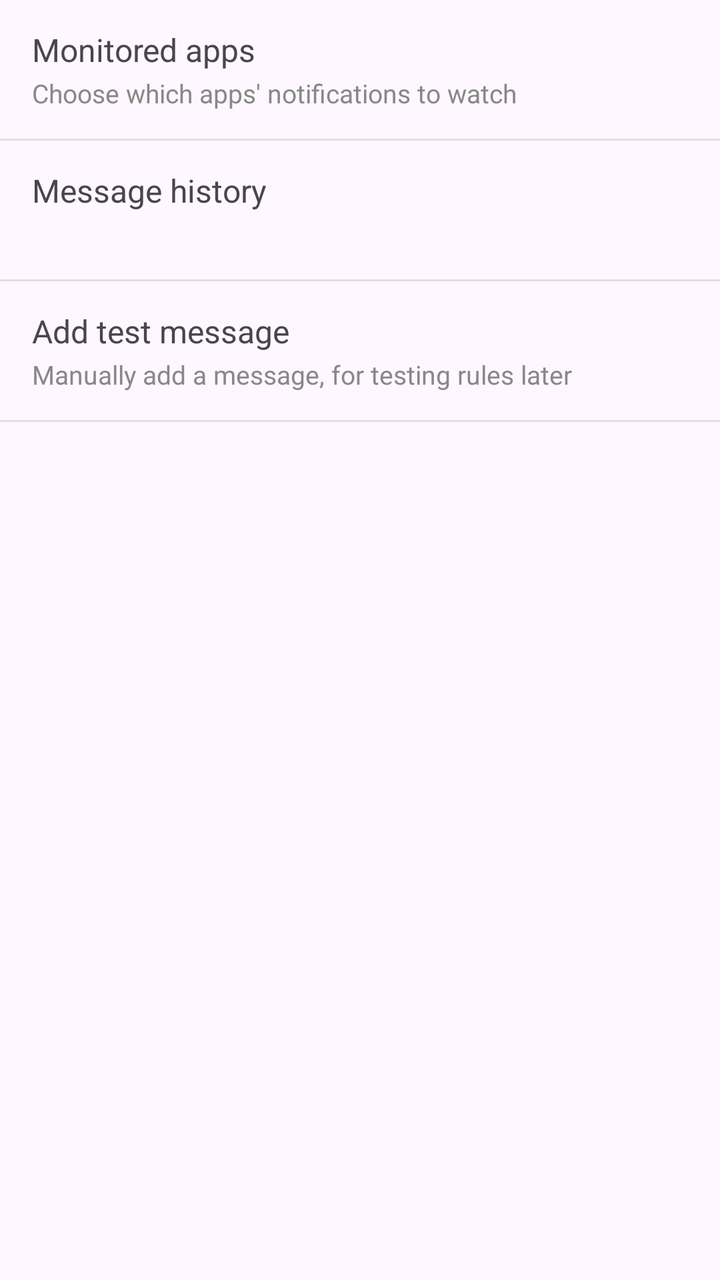
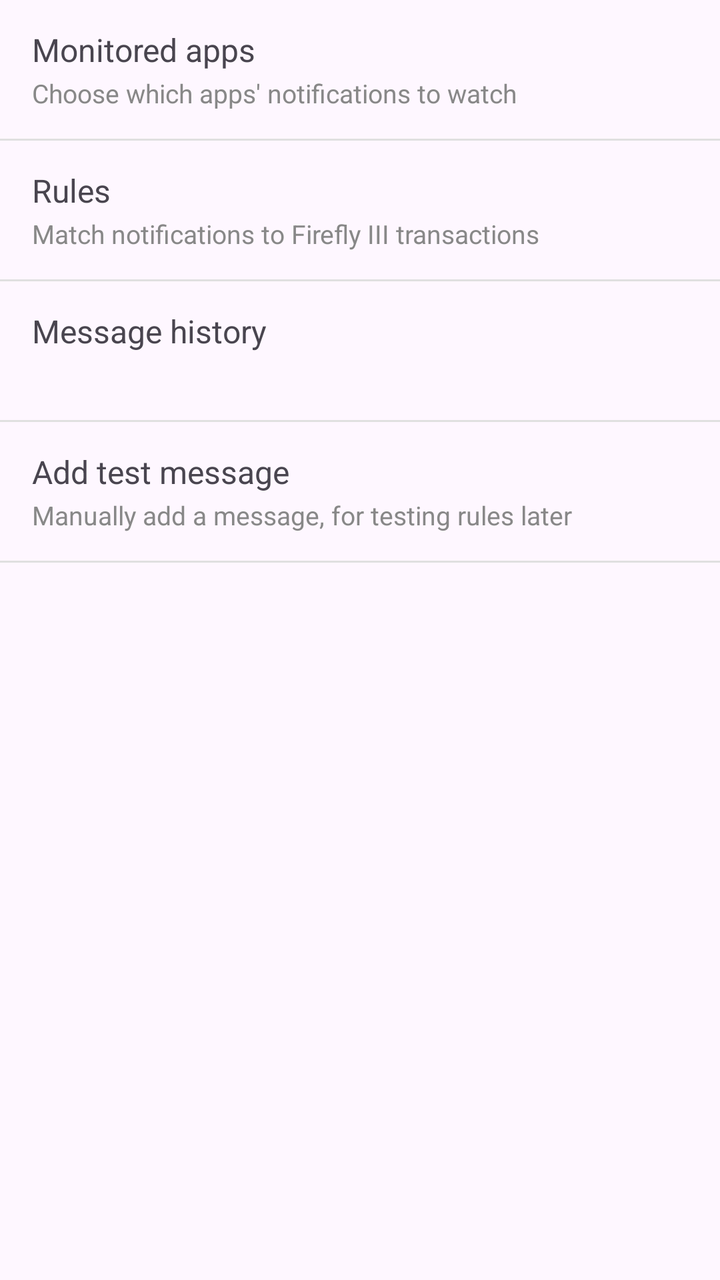

Screens rendered from an Android XML layout before and after an edit, with the pre-edit source and the edit as a unified diff.
<!-- AndroidManifest.xml: application theme Theme.FfNotifyImporter -->
<!-- res/layout/fragment_settings_root.xml -->
<?xml version="1.0" encoding="utf-8"?>
<LinearLayout xmlns:android="http://schemas.android.com/apk/res/android"
    android:layout_width="match_parent"
    android:layout_height="match_parent"
    android:orientation="vertical">

    <LinearLayout
        android:id="@+id/rowMonitoredApps"
        android:layout_width="match_parent"
        android:layout_height="wrap_content"
        android:background="?attr/selectableItemBackground"
        android:clickable="true"
        android:focusable="true"
        android:orientation="vertical"
        android:paddingStart="16dp"
        android:paddingTop="14dp"
        android:paddingEnd="16dp"
        android:paddingBottom="14dp">

        <TextView
            android:layout_width="match_parent"
            android:layout_height="wrap_content"
            android:text="@string/settings_monitored_apps_title"
            android:textSize="16sp" />

        <TextView
            android:layout_width="match_parent"
            android:layout_height="wrap_content"
            android:layout_marginTop="2dp"
            android:text="@string/settings_monitored_apps_subtitle"
            android:textColor="#888888"
            android:textSize="13sp" />

    </LinearLayout>

    <View
        android:layout_width="match_parent"
        android:layout_height="1dp"
        android:background="#E0E0E0" />

    <LinearLayout
        android:id="@+id/rowMessageHistory"
        android:layout_width="match_parent"
        android:layout_height="wrap_content"
        android:background="?attr/selectableItemBackground"
        android:clickable="true"
        android:focusable="true"
        android:orientation="vertical"
        android:paddingStart="16dp"
        android:paddingTop="14dp"
        android:paddingEnd="16dp"
        android:paddingBottom="14dp">

        <TextView
            android:layout_width="match_parent"
            android:layout_height="wrap_content"
            android:text="@string/settings_message_history_title"
            android:textSize="16sp" />

        <TextView
            android:id="@+id/rowMessageHistorySubtitle"
            android:layout_width="match_parent"
            android:layout_height="wrap_content"
            android:layout_marginTop="2dp"
            android:textColor="#888888"
            android:textSize="13sp" />

    </LinearLayout>

    <View
        android:layout_width="match_parent"
        android:layout_height="1dp"
        android:background="#E0E0E0" />

    <LinearLayout
        android:id="@+id/rowAddTestMessage"
        android:layout_width="match_parent"
        android:layout_height="wrap_content"
        android:background="?attr/selectableItemBackground"
        android:clickable="true"
        android:focusable="true"
        android:orientation="vertical"
        android:paddingStart="16dp"
        android:paddingTop="14dp"
        android:paddingEnd="16dp"
        android:paddingBottom="14dp">

        <TextView
            android:layout_width="match_parent"
            android:layout_height="wrap_content"
            android:text="@string/settings_add_test_message_title"
            android:textSize="16sp" />

        <TextView
            android:layout_width="match_parent"
            android:layout_height="wrap_content"
            android:layout_marginTop="2dp"
            android:text="@string/settings_add_test_message_subtitle"
            android:textColor="#888888"
            android:textSize="13sp" />

    </LinearLayout>

    <View
        android:layout_width="match_parent"
        android:layout_height="1dp"
        android:background="#E0E0E0" />

</LinearLayout>
<!-- resources referenced by this layout -->
<resources>
  <string name="settings_add_test_message_subtitle">Manually add a message, for testing rules later</string>
  <string name="settings_add_test_message_title">Add test message</string>
  <string name="settings_message_history_title">Message history</string>
  <string name="settings_monitored_apps_subtitle">Choose which apps\' notifications to watch</string>
  <string name="settings_monitored_apps_title">Monitored apps</string>
  <style name="Theme.FfNotifyImporter" parent="Theme.Material3.DayNight.NoActionBar" />
</resources>

<!-- the commit's change to res/layout/fragment_settings_root.xml (unified diff, before → after) -->
@@ -28,6 +28,40 @@
             android:layout_height="wrap_content"
             android:layout_marginTop="2dp"
             android:text="@string/settings_monitored_apps_subtitle"
+            android:textColor="#888888"
+            android:textSize="13sp" />
+
+    </LinearLayout>
+
+    <View
+        android:layout_width="match_parent"
+        android:layout_height="1dp"
+        android:background="#E0E0E0" />
+
+    <LinearLayout
+        android:id="@+id/rowRules"
+        android:layout_width="match_parent"
+        android:layout_height="wrap_content"
+        android:background="?attr/selectableItemBackground"
+        android:clickable="true"
+        android:focusable="true"
+        android:orientation="vertical"
+        android:paddingStart="16dp"
+        android:paddingTop="14dp"
+        android:paddingEnd="16dp"
+        android:paddingBottom="14dp">
+
+        <TextView
+            android:layout_width="match_parent"
+            android:layout_height="wrap_content"
+            android:text="@string/settings_rules_title"
+            android:textSize="16sp" />
+
+        <TextView
+            android:layout_width="match_parent"
+            android:layout_height="wrap_content"
+            android:layout_marginTop="2dp"
+            android:text="@string/settings_rules_subtitle"
             android:textColor="#888888"
             android:textSize="13sp" />
 
<!-- resource entries referenced after the edit -->
@@ -5,6 +5,8 @@
   <string name="settings_message_history_title">Message history</string>
   <string name="settings_monitored_apps_subtitle">Choose which apps\' notifications to watch</string>
   <string name="settings_monitored_apps_title">Monitored apps</string>
+  <string name="settings_rules_subtitle">Match notifications to Firefly III transactions</string>
+  <string name="settings_rules_title">Rules</string>
   <style name="Theme.FfNotifyImporter" parent="Theme.Material3.DayNight.NoActionBar" />
 </resources>
 
